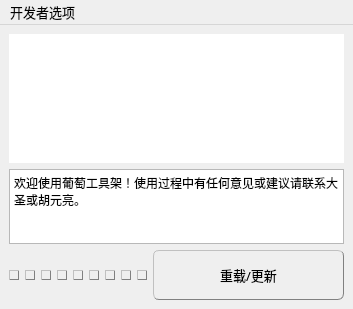
Old version of the form commons/ui/main.ui in the repository lonegather/Barbarian.
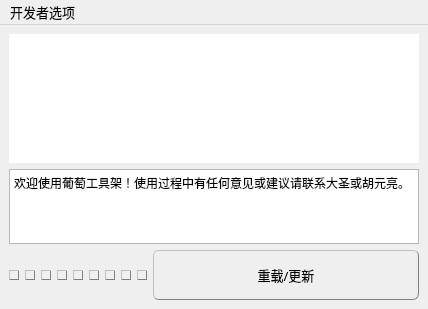
New version of the form. Icons and pictures are not drawn.

The edit to the form file:
```diff
--- a/commons/ui/main.ui
+++ b/commons/ui/main.ui
@@ -9,10 +9,16 @@
    <rect>
     <x>0</x>
     <y>0</y>
-    <width>353</width>
+    <width>428</width>
     <height>309</height>
    </rect>
   </property>
+  <property name="minimumSize">
+   <size>
+    <width>428</width>
+    <height>0</height>
+   </size>
+  </property>
   <property name="font">
    <font>
     <family>微软雅黑</family>
@@ -238,6 +244,9 @@
         <pointsize>10</pointsize>
        </font>
       </property>
+      <property name="lineWrapMode">
+       <enum>QTextEdit::NoWrap</enum>
+      </property>
       <property name="readOnly">
        <bool>true</bool>
       </property>
@@ -457,7 +466,7 @@
     <rect>
      <x>0</x>
      <y>0</y>
-     <width>353</width>
+     <width>428</width>
      <height>25</height>
     </rect>
    </property>
```
